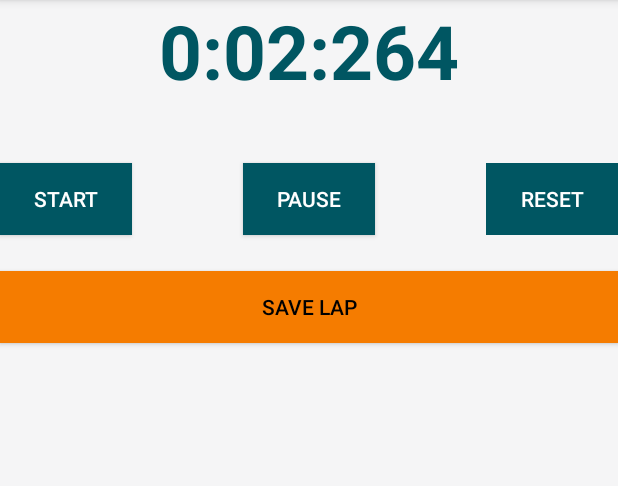
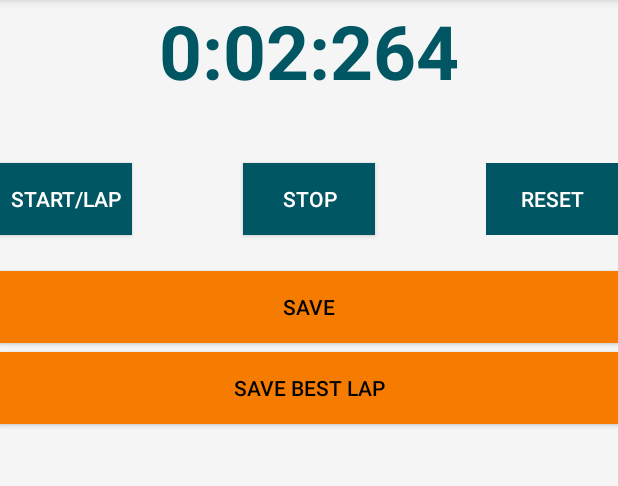
Before and after one commit to blumma/Trackster, an Android app: the StopWatchActivity screen opened directly, with no data from a screen before it, after a tap on "START", on a phone screen of 412 x 824 dp, the part 84-570 px from its top. Run offline under Robolectric (Android 15) with nearby library versions, the phone set to English and light mode, and no system bars; network calls fail.

Commit message:
[SB] Stopwatch edit

```diff
--- a/app/src/main/java/at/sw2017/trackster/StopWatchActivity.java
+++ b/app/src/main/java/at/sw2017/trackster/StopWatchActivity.java
@@ -23,21 +23,14 @@ import at.sw2017.trackster.models.Student;
 public class StopWatchActivity extends AppCompatActivity {
 
     TextView textView ;
-
-    Button start, pause, reset, lap;
-
+    Button start, stop, reset, save;
     long MillisecondTime, StartTime, TimeBuff, UpdateTime = 0L ;
-
     Handler handler;
-
     int Seconds, Minutes, MilliSeconds ;
-
     ListView listView ;
-
     String[] ListElements = new String[] {  };
-
     List<String> ListElementsArrayList ;
-
+    boolean running = false;
     ArrayAdapter<String> adapter ;
 
     @Override
@@ -47,9 +40,9 @@ public class StopWatchActivity extends AppCompatActivity {
 
         textView = (TextView)findViewById(R.id.textView);
         start = (Button)findViewById(R.id.button);
-        pause = (Button)findViewById(R.id.button2);
+        stop = (Button)findViewById(R.id.button2);
         reset = (Button)findViewById(R.id.button3);
-        lap = (Button)findViewById(R.id.button4) ;
+        save = (Button)findViewById(R.id.button4) ;
         listView = (ListView)findViewById(R.id.listview1);
 
         handler = new Handler() ;
@@ -70,20 +63,29 @@ public class StopWatchActivity extends AppCompatActivity {
                 StartTime = SystemClock.uptimeMillis();
                 handler.postDelayed(runnable, 0);
 
+                if(running){
+                    ListElementsArrayList.add(textView.getText().toString());
+                    System.out.println(textView.getText().toString());
+                    adapter.notifyDataSetChanged();
+                }
+                else{
+                    start.setText("Start/Lap");
+                    running = true;
+                }
+
                 reset.setEnabled(false);
 
             }
         });
 
-        pause.setOnClickListener(new View.OnClickListener() {
+        stop.setOnClickListener(new View.OnClickListener() {
             @Override
             public void onClick(View view) {
 
                 TimeBuff += MillisecondTime;
-
                 handler.removeCallbacks(runnable);
-
                 reset.setEnabled(true);
+                start.setText("Start");
 
             }
         });
@@ -101,14 +103,12 @@ public class StopWatchActivity extends AppCompatActivity {
                 MilliSeconds = 0 ;
 
                 textView.setText("00:00:00");
-
                 ListElementsArrayList.clear();
-
                 adapter.notifyDataSetChanged();
             }
         });
 
-        lap.setOnClickListener(new View.OnClickListener() {
+        /*lap.setOnClickListener(new View.OnClickListener() {
             @Override
             public void onClick(View view) {
 
@@ -120,7 +120,7 @@ public class StopWatchActivity extends AppCompatActivity {
                 adapter.notifyDataSetChanged();
 
             }
-        });
+        });*/
 
     }
 
--- a/app/src/main/java/at/sw2017/trackster/TrackPerformanceActivity.java
+++ b/app/src/main/java/at/sw2017/trackster/TrackPerformanceActivity.java
@@ -1,5 +1,6 @@
 package at.sw2017.trackster;
 
+import android.app.Activity;
 import android.content.Intent;
 import android.os.Bundle;
 import android.support.v7.app.AppCompatActivity;
@@ -60,8 +61,19 @@ public class TrackPerformanceActivity extends AppCompatActivity {
                 startActivityForResult(myIntent, 0);
             }
         });
+    }
 
+    @Override
+    protected void onActivityResult(int requestCode, int resultCode, Intent data) {
 
+        if (requestCode == 1) {
+            if(resultCode == Activity.RESULT_OK){
+                String result=data.getStringExtra("result");
+            }
+            if (resultCode == Activity.RESULT_CANCELED) {
+
+            }
+        }
     }
 
     private void loadStudentById(int studentId) {
--- a/app/src/main/res/layout/activity_stopwatch.xml
+++ b/app/src/main/res/layout/activity_stopwatch.xml
@@ -30,7 +30,7 @@
         android:id="@+id/button" />
 
     <Button
-        android:text="Pause"
+        android:text="Stop"
         android:background="@color/colorPrimaryDark"
         android:textColor="@color/colorPrimaryDarkText"
         android:layout_width="wrap_content"
@@ -52,20 +52,29 @@
         android:id="@+id/button3" />
 
     <Button
-        android:text="Save Lap"
+        android:text="Save"
         android:layout_width="fill_parent"
         android:layout_height="wrap_content"
         android:background="@color/colorAccent"
         android:textColor="@color/colorAccentText"
         android:layout_marginTop="24dp"
         android:id="@+id/button4"
-        android:layout_below="@+id/button"
-        android:layout_centerHorizontal="true" />
+        android:layout_below="@+id/button"/>
+
+    <Button
+        android:text="Save best lap"
+        android:layout_width="fill_parent"
+        android:layout_height="wrap_content"
+        android:background="@color/colorAccent"
+        android:textColor="@color/colorAccentText"
+        android:layout_marginTop="6dp"
+        android:id="@+id/button5"
+        android:layout_below="@+id/button4"/>
 
     <ListView
         android:layout_width="match_parent"
         android:layout_height="match_parent"
-        android:layout_below="@+id/button4"
+        android:layout_below="@+id/button5"
         android:layout_centerHorizontal="true"
         android:layout_marginTop="12dp"
         android:id="@+id/listview1"/>
```
